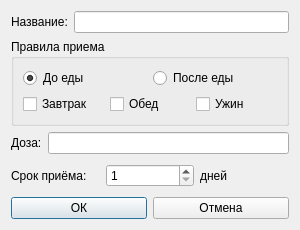
Old version of the form addpilldialog.ui in the repository SammyVimes/IDP-Strikes-back.
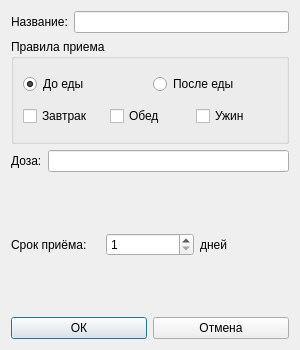
New version of the form.

Commit message: fix forms for linux ver

Diff of the .ui file:
```diff
--- a/addpilldialog.ui
+++ b/addpilldialog.ui
@@ -7,19 +7,19 @@
     <x>0</x>
     <y>0</y>
     <width>300</width>
-    <height>230</height>
+    <height>350</height>
    </rect>
   </property>
   <property name="minimumSize">
    <size>
     <width>300</width>
-    <height>230</height>
+    <height>350</height>
    </size>
   </property>
   <property name="maximumSize">
    <size>
     <width>300</width>
-    <height>230</height>
+    <height>350</height>
    </size>
   </property>
   <property name="windowTitle">
```
The commit also changes 3 other files.
